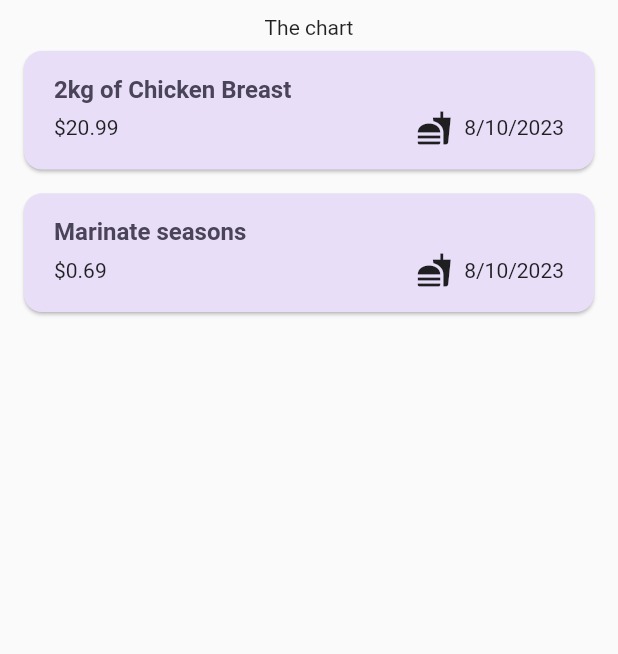
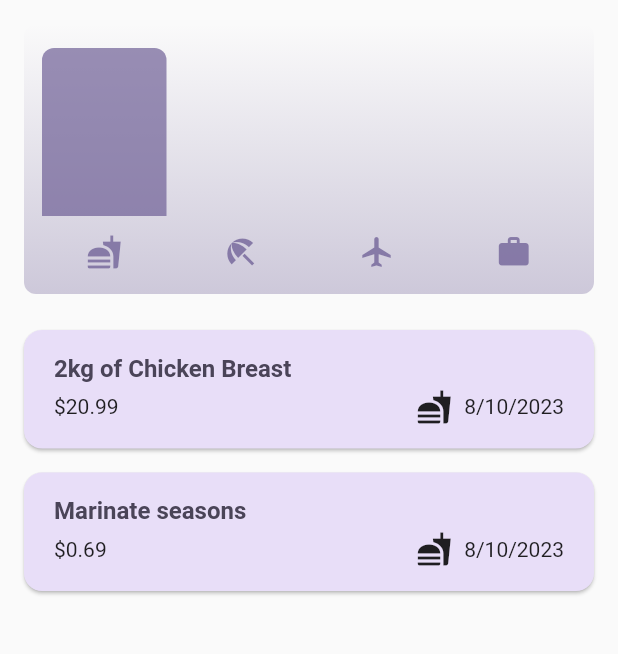
Before and after one commit to Xenovka/flutter_expense_tracker, a Flutter app: the screen it shows after launch, on a phone screen of 412 x 824 dp, the part 84-738 px from its top. Run offline on Flutter 3.47's test engine with Material 2 defaults, Android fonts, the phone set to English and light mode, and no system bars.

Commit message:
displaying the chart

```diff
--- a/lib/widgets/expenses/expenses.dart
+++ b/lib/widgets/expenses/expenses.dart
@@ -1,6 +1,7 @@
 import 'package:flutter/material.dart';
 
 import 'package:flutter_expense_tracker/widgets/expenses/expenses_list.dart';
+import 'package:flutter_expense_tracker/widgets/chart/chart.dart';
 import 'package:flutter_expense_tracker/widgets/new_expense.dart';
 import 'package:flutter_expense_tracker/models/expense.dart';
 
@@ -87,8 +88,7 @@ class _ExpensesState extends State<Expenses> {
       ),
       body: Column(
         children: [
-          const SizedBox(height: 10),
-          const Text('The chart'),
+          Chart(expenses: _registeredExpenses),
           Expanded(child: mainContent),
         ],
       ),
```
